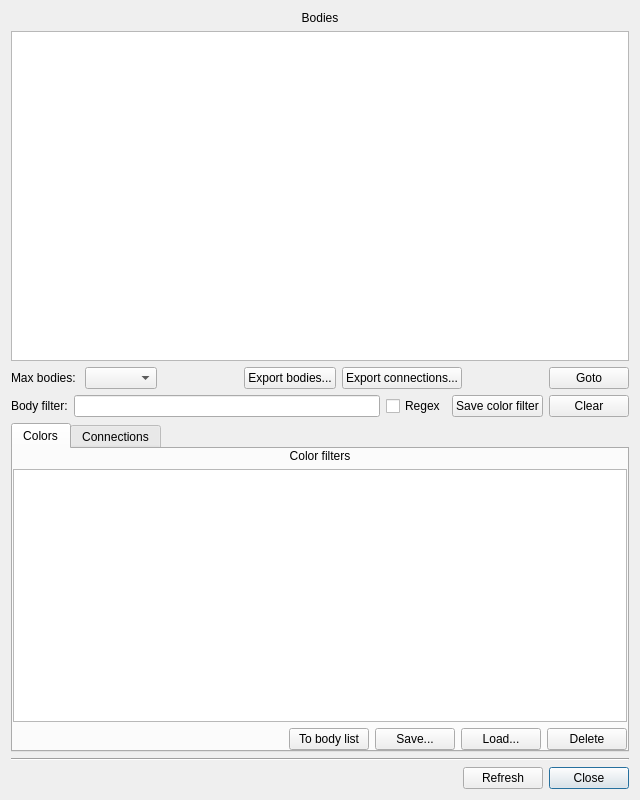
Before: the Qt Designer form neurolabi/gui/dialogs/flyembodyinfodialog.ui in janelia-flyem/NeuTu, drawn with Qt 5.
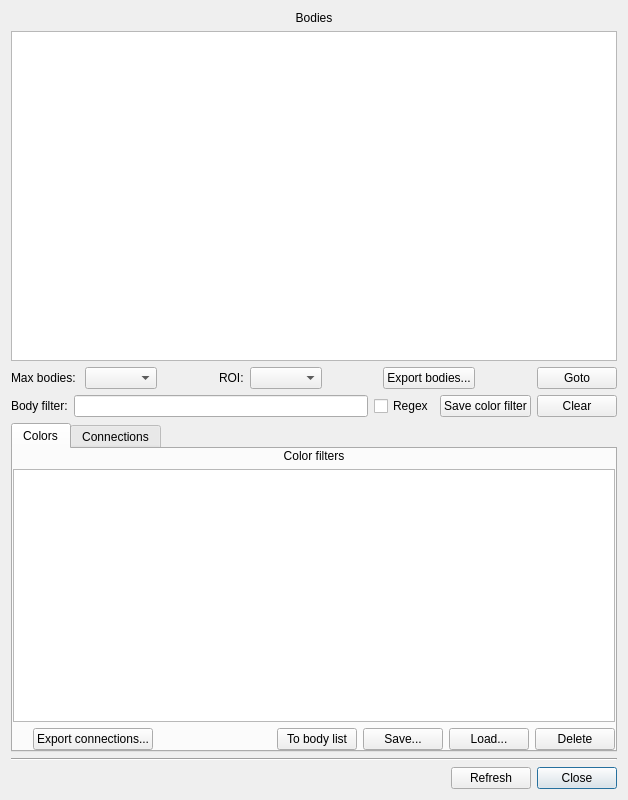
After: the same form once the commit is applied.

The edit to the form file:
```diff
--- a/neurolabi/gui/dialogs/flyembodyinfodialog.ui
+++ b/neurolabi/gui/dialogs/flyembodyinfodialog.ui
@@ -6,7 +6,7 @@
    <rect>
     <x>0</x>
     <y>0</y>
-    <width>640</width>
+    <width>628</width>
     <height>800</height>
    </rect>
   </property>
@@ -61,6 +61,29 @@
      <item>
       <widget class="QComboBox" name="maxBodiesMenu"/>
      </item>
+     <item>
+      <spacer name="horizontalSpacer_5">
+       <property name="orientation">
+        <enum>Qt::Horizontal</enum>
+       </property>
+       <property name="sizeHint" stdset="0">
+        <size>
+         <width>40</width>
+         <height>20</height>
+        </size>
+       </property>
+      </spacer>
+     </item>
+     <item>
+      <widget class="QLabel" name="label_4">
+       <property name="text">
+        <string>ROI:</string>
+       </property>
+      </widget>
+     </item>
+     <item>
+      <widget class="QComboBox" name="roiComboBox"/>
+     </item>
      <item>
       <spacer name="horizontalSpacer">
        <property name="orientation">
@@ -81,13 +104,6 @@
        </property>
       </widget>
      </item>
-     <item>
-      <widget class="QPushButton" name="exportConnectionsButton">
-       <property name="text">
-        <string>Export connections...</string>
-       </property>
-      </widget>
-     </item>
      <item>
       <spacer name="horizontalSpacer_2">
        <property name="orientation">
@@ -223,6 +239,13 @@
          <property name="bottomMargin">
           <number>0</number>
          </property>
+         <item>
+          <widget class="QPushButton" name="exportConnectionsButton">
+           <property name="text">
+            <string>Export connections...</string>
+           </property>
+          </widget>
+         </item>
          <item>
           <spacer name="horizontalSpacer_4">
            <property name="orientation">
```
